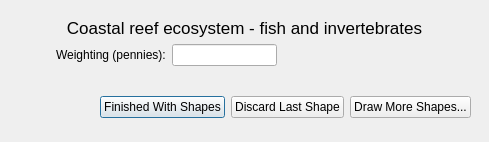
The window that oom_cobi_loreto/Interview/drawconsscience.ui (Ecotrust/openoceanmap-desktop) describes before a commit, drawn with Qt 5.
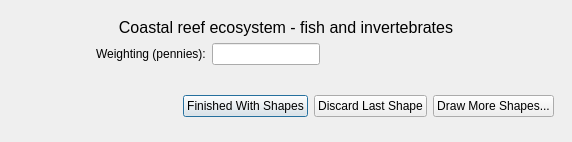
The same window after the commit.

The edit to the form file:
```diff
--- a/oom_cobi_loreto/Interview/drawconsscience.ui
+++ b/oom_cobi_loreto/Interview/drawconsscience.ui
@@ -6,7 +6,7 @@
    <rect>
     <x>0</x>
     <y>0</y>
-    <width>489</width>
+    <width>572</width>
     <height>142</height>
    </rect>
   </property>
@@ -39,7 +39,7 @@
         </property>
         <property name="font" >
          <font>
-          <pointsize>13</pointsize>
+          <pointsize>12</pointsize>
          </font>
         </property>
         <property name="text" >
```
